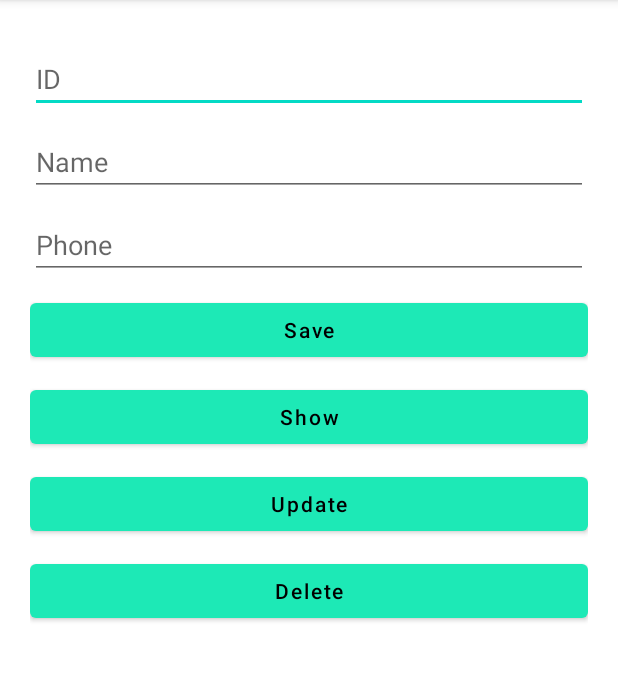
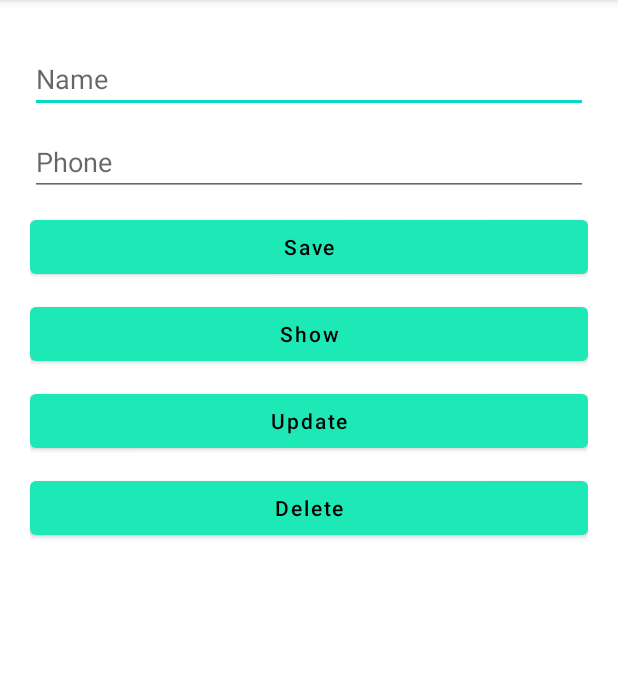
Before and after one commit to Imtiaz16041997/SQLiteCrud-Android, an Android app: the screen it shows after launch (MainActivity), after a tap on an icon or button, on a phone screen of 412 x 824 dp, the part 84-765 px from its top. Run offline under Robolectric (Android 15) with nearby library versions, the phone set to English and light mode, and no system bars.

Commit message:
some bug fixing

```diff
--- a/app/src/main/java/com/example/listviewdemodatabase/DatabaseHelper.java
+++ b/app/src/main/java/com/example/listviewdemodatabase/DatabaseHelper.java
@@ -3,6 +3,7 @@ package com.example.listviewdemodatabase;
 import android.content.ContentValues;
 import android.content.Context;
 import android.database.Cursor;
+import android.database.SQLException;
 import android.database.sqlite.SQLiteDatabase;
 import android.database.sqlite.SQLiteOpenHelper;
 import android.widget.Toast;
@@ -16,18 +17,17 @@ public class DatabaseHelper  extends SQLiteOpenHelper {
     private static final String ID = "_id";
     private static final String NAME = "Name";
     private static final String PHONE = "Phone";
-    private static final int VERSION_NUMBER = 2;
+    private static final int VERSION_NUMBER = 5;
 
 
-    private static final String CREATE_TABLE = "CREATE TABLE "+TABLE_NAME+"("+ID+" INTEGER PRIMARY KEY AUTOINCREMENT , "+NAME+" VARCHAR(255) NOT NULL,"+PHONE+" INTEGER(11) NOT NULL )";
-    private static final String DROP_TABLE = "DROP TABLE IF EXISTS "+TABLE_NAME;
-    private static final String SELECT_ALL = "SELECT * FROM "+TABLE_NAME;
-
+    private static final String CREATE_TABLE = "CREATE TABLE " + TABLE_NAME + "(" + ID + " INTEGER PRIMARY KEY AUTOINCREMENT , " + NAME + " VARCHAR(255) NOT NULL," + PHONE + " INTEGER(11) NOT NULL )";
+    private static final String DROP_TABLE = "DROP TABLE IF EXISTS " + TABLE_NAME;
+    private static final String SELECT_ALL = "SELECT * FROM " + TABLE_NAME;
 
 
     private Context context;
 
-    public DatabaseHelper( Context context ) {
+    public DatabaseHelper(Context context) {
         super(context, DATABASE_NAME, null, VERSION_NUMBER);
         this.context = context;
     }
@@ -35,13 +35,13 @@ public class DatabaseHelper  extends SQLiteOpenHelper {
     @Override
     public void onCreate(SQLiteDatabase sqLiteDatabase) {
 
-        try{
-            Toast.makeText(context,"onCreate Is Calling",Toast.LENGTH_LONG).show();
+        try {
+            Toast.makeText(context, "onCreate Is Calling", Toast.LENGTH_LONG).show();
             sqLiteDatabase.execSQL(CREATE_TABLE);
 
-        }catch(Exception e){
+        } catch (Exception e) {
 
-            Toast.makeText(context,"Exception"+e,Toast.LENGTH_LONG).show();
+            Toast.makeText(context, "Exception" + e, Toast.LENGTH_LONG).show();
         }
 
     }
@@ -49,35 +49,76 @@ public class DatabaseHelper  extends SQLiteOpenHelper {
     @Override
     public void onUpgrade(SQLiteDatabase sqLiteDatabase, int i, int i1) {
 
-        try{
+        try {
 
-            Toast.makeText(context,"onUpgrade Is Calling",Toast.LENGTH_LONG).show();
+            Toast.makeText(context, "onUpgrade Is Calling", Toast.LENGTH_LONG).show();
             sqLiteDatabase.execSQL(DROP_TABLE);
             onCreate(sqLiteDatabase);
 
-        }catch(Exception e){
+        } catch (Exception e) {
 
-            Toast.makeText(context,"Exception"+e,Toast.LENGTH_LONG).show();
+            Toast.makeText(context, "Exception" + e, Toast.LENGTH_LONG).show();
 
         }
 
     }
 
-    public long saveData(String name, String phone){
+    public long saveData(String name, String phone) {
+        //get writable database because we want to write data
         SQLiteDatabase sqLiteDatabase = this.getWritableDatabase();
+        //id will be inserted automatically as we set AUTOINCREMENT in query
         ContentValues contentValues = new ContentValues();
-        contentValues.put("NAME",name);
-        contentValues.put("PHONE",phone);
-
-        long rowNumber = sqLiteDatabase.insert(TABLE_NAME,null,contentValues);
+        //insert data
+        contentValues.put("NAME", name);
+        contentValues.put("PHONE", phone);
+        //insert row , it will return record id of saved record
+        long rowNumber = sqLiteDatabase.insert(TABLE_NAME, null, contentValues);
         return rowNumber;
     }
 
-    public Cursor displayAllData(){
+    public Cursor displayAllData() {
 
         SQLiteDatabase sqLiteDatabase = this.getWritableDatabase();
-        Cursor cursor = sqLiteDatabase.rawQuery(SELECT_ALL,null);
+        Cursor cursor = sqLiteDatabase.rawQuery(SELECT_ALL, null);
         return cursor;
 
     }
+
+//    public Boolean updateData(String name, String phone) {
+//        SQLiteDatabase sqLiteDatabase = this.getWritableDatabase();
+//        ContentValues contentValues = new ContentValues();
+//        contentValues.put("NAME", name);
+//        contentValues.put("PHONE", phone);
+//        sqLiteDatabase.update(TABLE_NAME, contentValues, NAME + " = ? ", new String[]{name});
+//        return true;
+//
+//    }
+
+    public int deleteData(String name) {
+
+            SQLiteDatabase sqLiteDatabase = this.getWritableDatabase();
+            int value = sqLiteDatabase.delete(TABLE_NAME, NAME + " = ", new String[]{name});
+            return value;
+        }
+
+
+
+//        try {
+//            Cursor cursor = database.query("massege", null, null,
+//                    null, null, null,null);
+//            if (cursor.moveToPosition(i)) {
+//                String id1 = cursor.getString(cursor.getColumnIndex(TABLE_NAME.id1));
+//                sqLiteDatabase.execSQL("delete from massege where ID = ?", new String[]{id1});
+//                result = "1";
+//            }
+//        }
+//        catch (SQLException e)
+//        {
+//            e.printStackTrace();
+//            result += "The query data is abnormal!" + e.getMessage();
+//        }
+//        return result;
+
+
+
 }
--- a/app/src/main/java/com/example/listviewdemodatabase/MainActivity.java
+++ b/app/src/main/java/com/example/listviewdemodatabase/MainActivity.java
@@ -8,13 +8,15 @@ import android.os.Bundle;
 import android.view.View;
 import android.widget.Button;
 import android.widget.EditText;
+import android.widget.ListView;
 import android.widget.Toast;
 
-public class MainActivity extends AppCompatActivity implements View.OnClickListener {
+public class MainActivity extends AppCompatActivity {
     private EditText editTextId,editTextname,editTextphone;
     private Button savebutton,showbutton,updatebutton,deletebutton;
 
     private DatabaseHelper databaseHelper;
+    private ListView listview;
 
     @Override
     protected void onCreate(Bundle savedInstanceState) {
@@ -24,7 +26,7 @@ public class MainActivity extends AppCompatActivity implements View.OnClickListe
         databaseHelper = new DatabaseHelper(this);
         SQLiteDatabase sqLiteDatabase = databaseHelper.getWritableDatabase();
 
-        editTextId = findViewById(R.id.editId);
+//        editTextId = findViewById(R.id.editId);
         editTextname = findViewById(R.id.editName);
         editTextphone = findViewById(R.id.editPhone);
 
@@ -33,30 +35,22 @@ public class MainActivity extends AppCompatActivity implements View.OnClickListe
         updatebutton = findViewById(R.id.updatebuttonId);
         deletebutton = findViewById(R.id.deletebuttonId);
 
-
-        savebutton.setOnClickListener(this);
-        showbutton.setOnClickListener(this);
-        updatebutton.setOnClickListener(this);
-        deletebutton.setOnClickListener(this);
-
-    }
+        savebutton.setOnClickListener(new View.OnClickListener(){
 
             @Override
             public void onClick(View view) {
+                String name = editTextname.getText().toString();
+                String phone = editTextphone.getText().toString();
 
 
-        String name = editTextname.getText().toString();
-        String phone = editTextphone.getText().toString();
-        String id = editTextId.getText().toString();
+                if(view.getId()==R.id.savebuttonId) {
 
-        if(view.getId()==R.id.savebuttonId){
+                    if (name.isEmpty() || phone.isEmpty()) {
 
-            if(name.equals("") && phone.equals("")) {
+                        Toast.makeText(getApplicationContext(), "Please Enter All The Data", Toast.LENGTH_LONG).show();
+                    } else {
 
-                Toast.makeText(getApplicationContext(), "Please Enter All The Data",Toast.LENGTH_LONG).show();
-            }else{
-
-                long rowNumber= databaseHelper.saveData(name,phone);
+                        long rowNumber = databaseHelper.saveData(name, phone);
 
                         if (rowNumber == -1) {
                             Toast.makeText(getApplicationContext(), "Unsuccessfull", Toast.LENGTH_LONG).show();
@@ -67,31 +61,70 @@ public class MainActivity extends AppCompatActivity implements View.OnClickListe
                             editTextname.setText("");
                             editTextphone.setText("");
                         }
+                    }
+                }
+
+            }
+        });
+
+        showbutton.setOnClickListener(new View.OnClickListener(){
+
+            @Override
+            public void onClick(View view) {
+                Intent intent = new Intent(MainActivity.this,ListDataActivity.class);
+                startActivity(intent);
+            }
+        });
+
+//        updatebutton.setOnClickListener(new View.OnClickListener(){
+//            @Override
+//            public void onClick(View view) {
+//                if(view.getId()==R.id.updatebuttonId) {
+//
+//                    boolean isUpdated = databaseHelper.updateData(
+//                            editTextname.getText().toString(),
+//                            editTextphone.getText().toString());
+//
+//                    if(isUpdated == true){
+//                        Toast.makeText(getApplicationContext(), "Successfully Updated", Toast.LENGTH_LONG).show();
+//                    }
+//                    else{
+//                        Toast.makeText(getApplicationContext(),"not updated",Toast.LENGTH_LONG).show();
+//                    }
+//
+//
+//
+//                }
+//
+//            }
+//        });
 
 
-
-            }
+//        deletebutton.setOnClickListener(new View.OnClickListener(){
+//            @Override
+//            public void onClick(View view) {
+//
+//                if(view.getId()==R.id.deletebuttonId){
+//                    int value = databaseHelper.deleteData(editTextname.getText().toString());
+//                    if(value>0){
+//                        Toast.makeText(getApplicationContext(), "Data is not Deleted", Toast.LENGTH_LONG).show();
+//                    }else{
+//                        Toast.makeText(getApplicationContext(), "Successfully Deleted", Toast.LENGTH_LONG).show();
+//                    }
+//                }
+//
+//
+//            }
+//        });
 
 
 
 
 
-        }else if(view.getId()==R.id.showbuttonId){
-
-            Intent intent = new Intent(MainActivity.this,ListDataActivity.class);
-            startActivity(intent);
-
-
-        }else if(view.getId()==R.id.updatebuttonId){
 
 
 
 
 
-        }else if(view.getId()==R.id.deletebuttonId){
-
-
-
     }
 }
-}
--- a/app/src/main/res/layout/activity_main.xml
+++ b/app/src/main/res/layout/activity_main.xml
@@ -9,14 +9,14 @@
     tools:context=".MainActivity">
 
 
-    <EditText
-        android:id="@+id/editId"
-        android:layout_width="match_parent"
-        android:layout_height="wrap_content"
-        android:layout_marginTop="10dp"
-        android:ems="10"
-        android:inputType="text"
-        android:hint="ID"/>
+<!--    <EditText-->
+<!--        android:id="@+id/editId"-->
+<!--        android:layout_width="match_parent"-->
+<!--        android:layout_height="wrap_content"-->
+<!--        android:layout_marginTop="10dp"-->
+<!--        android:ems="10"-->
+<!--        android:inputType="text"-->
+<!--        android:hint="ID"/>-->
 
     <EditText
         android:id="@+id/editName"
```
Also changed, not shown: app/src/main/java/com/example/listviewdemodatabase/ListDataActivity.java (+38 -0 lines). Lines whose indentation alone changed are shown as unchanged.
